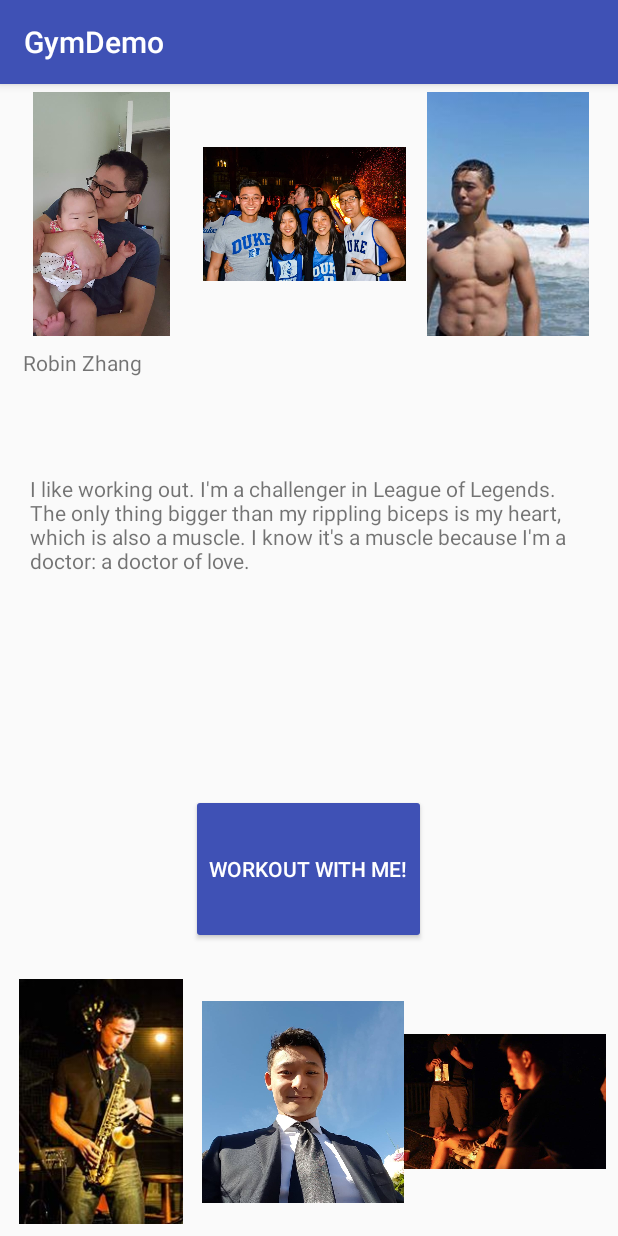
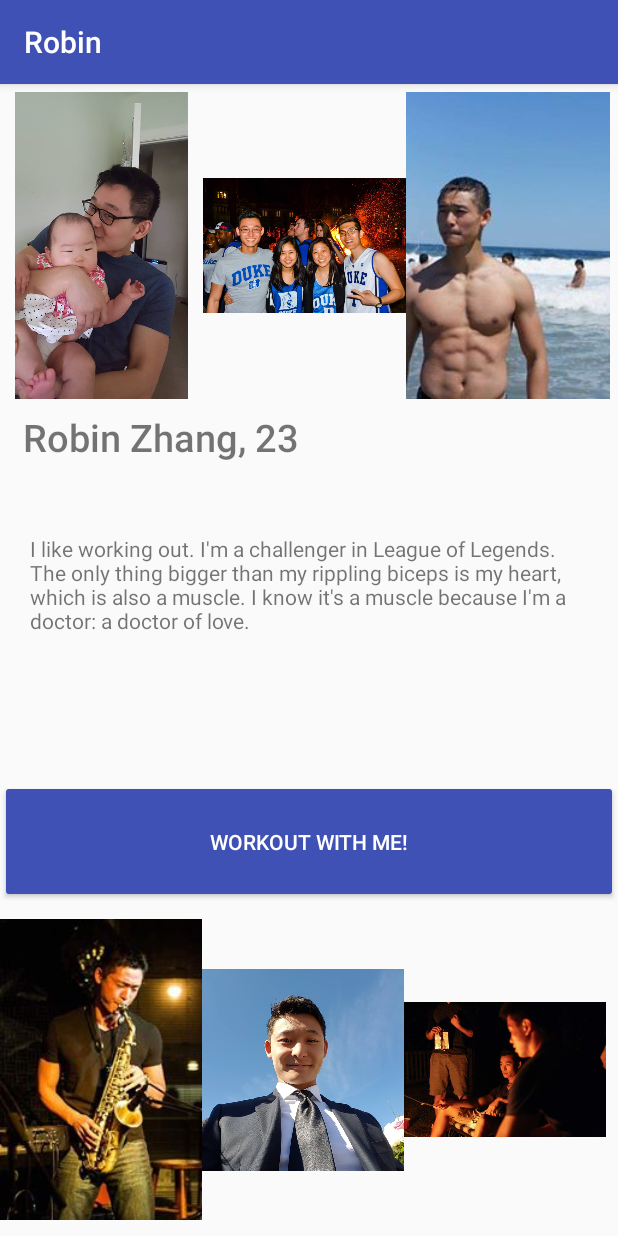
Before and after one commit to alemjc/registrationserver, an Android app: the TrainerProfileActivity screen opened directly, with no data from a screen before it, on a phone screen of 412 x 824 dp. Run offline under Robolectric (Android 15) with nearby library versions, the light colour scheme and no system bars.

Commit message:
Trainer profile

```diff
--- a/Android/app/src/main/java/com/apps/alemjc/gymdemo/TrainerProfileActivity.java
+++ b/Android/app/src/main/java/com/apps/alemjc/gymdemo/TrainerProfileActivity.java
@@ -1,37 +1,68 @@
 package com.apps.alemjc.gymdemo;
 
+import android.content.Context;
 import android.content.DialogInterface;
 import android.support.v7.app.AlertDialog;
 import android.support.v7.app.AppCompatActivity;
 import android.os.Bundle;
+import android.view.LayoutInflater;
+import android.view.View;
+import android.widget.Button;
 import android.widget.TextView;
 import android.widget.Toast;
 
 public class TrainerProfileActivity extends AppCompatActivity {
 
     private TextView mAboutMe;
+    private Button mTrainerButton;
+    private String trainerAboutMeText;
+    final Context context = this;
 
     @Override
     protected void onCreate(Bundle savedInstanceState) {
         super.onCreate(savedInstanceState);
         setContentView(R.layout.activity_trainer_profile);
+        setTitle("Robin");
 
+        mTrainerButton = (Button) findViewById(R.id.trainerButton);
         mAboutMe = (TextView) findViewById(R.id.trainer_about_me);
-        mAboutMe.setText("I like working out. I'm a challenger in League of Legends. The only thing bigger " +
+
+        trainerAboutMeText = "I like working out. I'm a challenger in League of Legends. The only thing bigger " +
                 "than my rippling biceps is my heart, which is also a muscle. I know it's a muscle because " +
-                "I'm a doctor: a doctor of love.");
+                "I'm a doctor: a doctor of love.";
+        mAboutMe.setText(trainerAboutMeText);
 
-        AlertDialog.Builder builder = new AlertDialog.Builder(this);
-        builder.setMessage("Train with Robin?");
-        builder.setPositiveButton("Yes", new DialogInterface.OnClickListener() {
+        mTrainerButton.setOnClickListener(new View.OnClickListener() {
+            // Open AlertDialog to confirm payment
             @Override
-            public void onClick(DialogInterface dialog, int i) {
-                Toast.makeText(getApplicationContext(), "Payment Confirmed",Toast.LENGTH_SHORT).show();
+            public void onClick(View view) {
+                AlertDialog.Builder alertDialogBuilder = new AlertDialog.Builder(context);
+                alertDialogBuilder.setTitle("Train with Robin?");
+
+                //Using dialog layout. I think it will be easier to customize the dialogue this way
+                LayoutInflater inflater = getLayoutInflater();
+
+                alertDialogBuilder.setView(inflater.inflate(R.layout.dialog_confirm_trainer, null))
+                        .setPositiveButton("Yes", new DialogInterface.OnClickListener() {
+                            @Override
+                            public void onClick(DialogInterface dialogInterface, int i) {
+                                //test Toast
+                                Toast.makeText(context, "You did it =)", Toast.LENGTH_SHORT).show();
+                            }
+                        })
+                        .setNegativeButton("No", new DialogInterface.OnClickListener() {
+                            @Override
+                            public void onClick(DialogInterface dialogInterface, int i) {
+                                dialogInterface.cancel();
+                            }
+                        });
+                AlertDialog alertDialog = alertDialogBuilder.create();
+
+                alertDialog.show();
             }
         });
 
-        // Create Dialog
-        AlertDialog dialog = builder.create();
+
 
 
     }
@@ -40,4 +71,3 @@ public class TrainerProfileActivity extends AppCompatActivity {
 
 
     }
-}
--- a/Android/app/src/main/res/layout/activity_trainer_profile.xml
+++ b/Android/app/src/main/res/layout/activity_trainer_profile.xml
@@ -38,11 +38,14 @@
     </LinearLayout>
     <TextView
         android:layout_width="match_parent"
-        android:layout_height="wrap_content"
+        android:layout_height="0dp"
         android:text="@string/trainer_name"
+        android:paddingRight="15dp"
         android:paddingLeft="15dp"
-        android:paddingRight="15dp"
+        android:textSize="25sp"
+        android:fontFamily="sans-serif-medium"
         android:layout_weight="1"/>
+
  <!--   <TextView
         android:layout_width="match_parent"
         android:layout_height="wrap_content"
@@ -53,7 +56,7 @@
     <TextView
         android:id="@+id/trainer_about_me"
         android:layout_width="match_parent"
-        android:layout_height="wrap_content"
+        android:layout_height="0dp"
         android:layout_weight="2"
         android:paddingLeft="20dp"
         android:paddingRight="20dp"
@@ -62,11 +65,12 @@
     <RelativeLayout
         android:layout_width="match_parent"
         android:layout_height="0dp"
-        android:layout_weight="2"
-        android:padding="15dp">
+        android:layout_weight="1"
+        android:padding="0dp">
 
         <Button
-            android:layout_width="wrap_content"
+            android:id="@+id/trainerButton"
+            android:layout_width="match_parent"
             android:layout_height="match_parent"
             android:layout_centerInParent="true"
             android:theme="@style/PrimaryFlatButton"
--- a/Android/app/src/main/res/values/strings.xml
+++ b/Android/app/src/main/res/values/strings.xml
@@ -23,7 +23,7 @@
     <string name="permission_rationale">"Contacts permissions are needed for providing email
         completions."
     </string>
-    <string name="trainer_name">Robin Zhang</string>
+    <string name="trainer_name">Robin Zhang, 23</string>
     <string name="trainer_about_me">I like working out.</string>
     <string name="select_trainer">Workout with me!</string>
 
```
Also changed, not shown: Android/app/src/main/java/com/apps/alemjc/gymdemo/TrainerConfirmFragment.java (deleted, +0 -108 lines), Android/app/src/main/res/layout/dialog_confirm_trainer.xml (added, +7 -0 lines), Android/app/src/main/res/layout/fragment_trainer_confirm.xml (deleted, +0 -14 lines).
